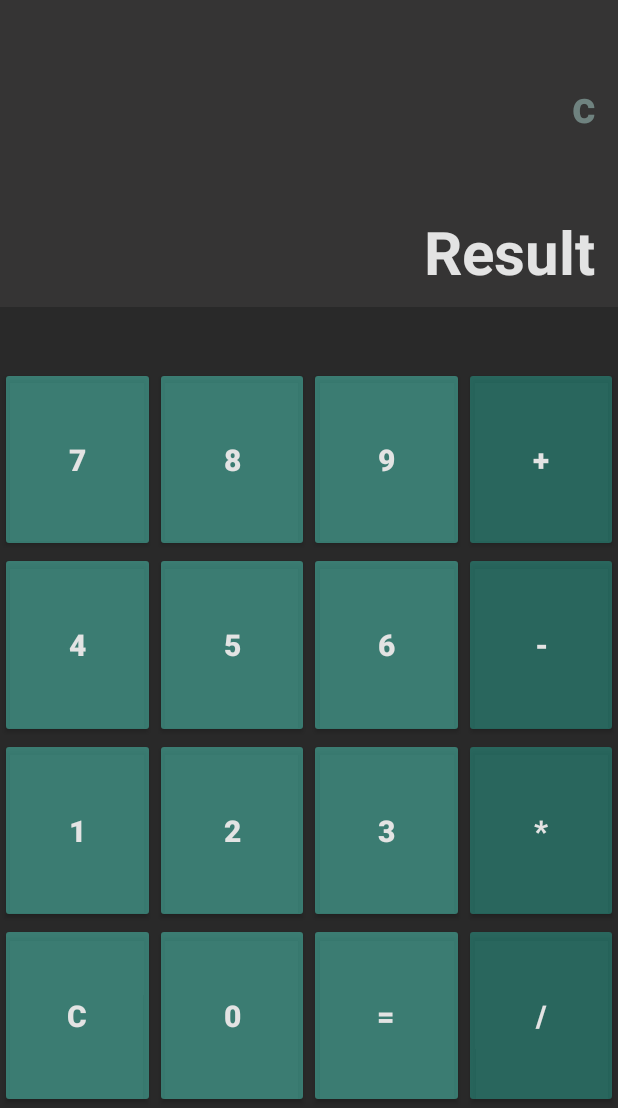
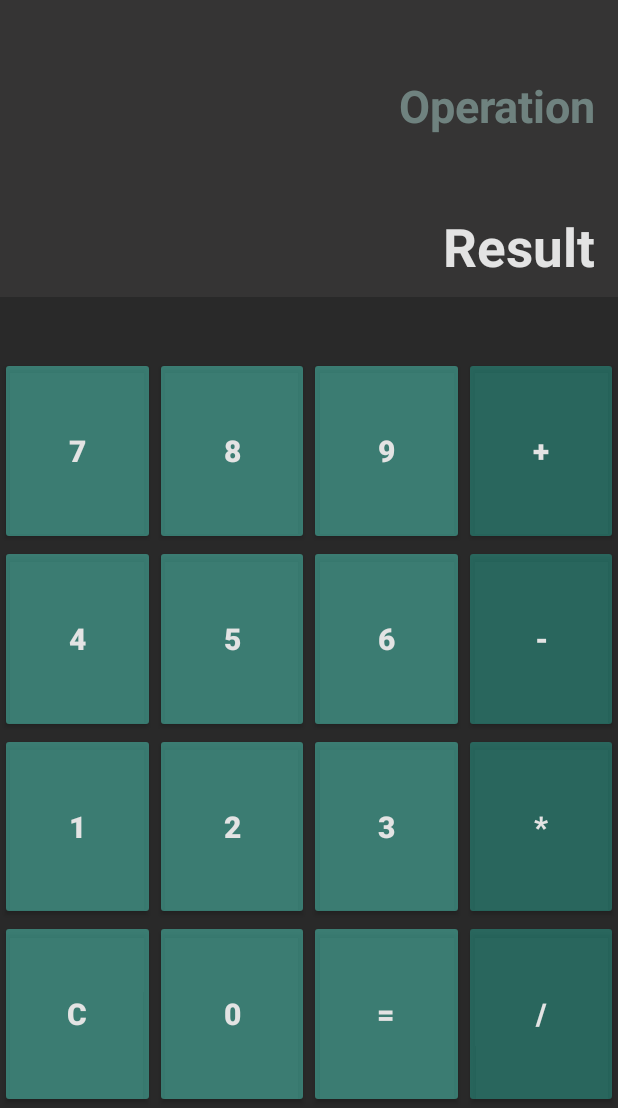
Before and after one commit to DiegoDiazGlobant/Calculator-java, an Android app: the screen it shows after launch (MainActivity), after a tap on an icon or button, on a phone screen of 412 x 824 dp, the part 128-1236 px from its top. Run offline under Robolectric (Android 15) with nearby library versions, the phone set to English and light mode, and no system bars; Roboto replaces fonts that are not available here.

Commit message:
added simple operations and clear button funcionality

```diff
--- a/app/src/main/java/com/example/calculator/MainActivity.java
+++ b/app/src/main/java/com/example/calculator/MainActivity.java
@@ -23,25 +23,42 @@ public class MainActivity extends AppCompatActivity {
     }
 
     private void setListeners() {
-        setUpClickListenerToButton(binding.buttonAdd);
-        setUpClickListenerToButton(binding.buttonSub);
-        setUpClickListenerToButton(binding.buttonProduct);
-        setUpClickListenerToButton(binding.buttonDivision);
-        setUpClickListenerToButton(binding.buttonEquals);
-        setUpClickListenerToButton(binding.buttonClear);
-        setUpClickListenerToButton(binding.buttonZero);
-        setUpClickListenerToButton(binding.buttonOne);
-        setUpClickListenerToButton(binding.buttonTwo);
-        setUpClickListenerToButton(binding.buttonThree);
-        setUpClickListenerToButton(binding.buttonFour);
-        setUpClickListenerToButton(binding.buttonFive);
-        setUpClickListenerToButton(binding.buttonSix);
-        setUpClickListenerToButton(binding.buttonSeven);
-        setUpClickListenerToButton(binding.buttonEight);
-        setUpClickListenerToButton(binding.buttonNine);
+        setUpClickListenerToOperatorButton(binding.buttonAdd);
+        setUpClickListenerToOperatorButton(binding.buttonSub);
+        setUpClickListenerToOperatorButton(binding.buttonProduct);
+        setUpClickListenerToOperatorButton(binding.buttonDivision);
+        setUpClickListenerToEqualsButton(binding.buttonEquals);
+        setUpClickListenerToClearLastButton(binding.buttonClear);
+        setUpClickListenerToClearAllButton(binding.buttonClear);
+        setUpClickListenerToNumberButton(binding.buttonZero);
+        setUpClickListenerToNumberButton(binding.buttonOne);
+        setUpClickListenerToNumberButton(binding.buttonTwo);
+        setUpClickListenerToNumberButton(binding.buttonThree);
+        setUpClickListenerToNumberButton(binding.buttonFour);
+        setUpClickListenerToNumberButton(binding.buttonFive);
+        setUpClickListenerToNumberButton(binding.buttonSix);
+        setUpClickListenerToNumberButton(binding.buttonSeven);
+        setUpClickListenerToNumberButton(binding.buttonEight);
+        setUpClickListenerToNumberButton(binding.buttonNine);
     }
 
-    private void setUpClickListenerToButton(Button buttonPressed) {
-        buttonPressed.setOnClickListener(view -> presenter.onButtonPressed(buttonPressed.getText().toString()));
+    private void setUpClickListenerToNumberButton(Button buttonPressed) {
+        buttonPressed.setOnClickListener(view -> presenter.onNumberButtonPressed(buttonPressed.getText().toString()));
+    }
+
+    private void setUpClickListenerToOperatorButton(Button buttonPressed) {
+        buttonPressed.setOnClickListener(view -> presenter.onOperatorButtonPressed(buttonPressed.getText().toString()));
+    }
+
+    private void setUpClickListenerToEqualsButton(Button buttonPressed) {
+        buttonPressed.setOnClickListener(view -> presenter.onEqualsButtonPressed());
+    }
+
+    private void setUpClickListenerToClearLastButton(Button buttonPressed) {
+        buttonPressed.setOnClickListener(view -> presenter.onClearLastButtonPressed());
+    }
+
+    private void setUpClickListenerToClearAllButton(Button buttonPressed) {
+        buttonPressed.setOnLongClickListener(view -> presenter.onClearAllButtonPressed());
     }
 }
--- a/app/src/main/java/com/example/calculator/mvp/contract/CalculatorContract.java
+++ b/app/src/main/java/com/example/calculator/mvp/contract/CalculatorContract.java
@@ -3,15 +3,42 @@ package com.example.calculator.mvp.contract;
 public interface CalculatorContract {
 
     interface Model {
-        void setOperationValue(String value);
+        void setNewOperand(String value);
+
+        void setNewOperator(String value);
+
+        boolean canPressOperator(String value);
+
         String getOperationValue();
+
+        String getResultValue();
+
+        void deleteLast();
+
+        void resetValues();
     }
 
     interface Presenter {
-        void onButtonPressed(String value);
+        void onNumberButtonPressed(String buttonText);
+
+        void onOperatorButtonPressed(String buttonText);
+
+        void onEqualsButtonPressed();
+
+        boolean onClearAllButtonPressed();
+
+        void onClearLastButtonPressed();
     }
 
     interface View {
         void showOperationValue(String operation);
+
+        void showResultValue(String result);
+
+        void showWrongOperator();
+
+        void clearValues();
+
+        void clearLast(String operation);
     }
 }
--- a/app/src/main/java/com/example/calculator/mvp/presenter/CalculatorPresenter.java
+++ b/app/src/main/java/com/example/calculator/mvp/presenter/CalculatorPresenter.java
@@ -4,8 +4,8 @@ import com.example.calculator.mvp.contract.CalculatorContract;
 
 public class CalculatorPresenter implements CalculatorContract.Presenter {
 
-    private CalculatorContract.Model model;
-    private CalculatorContract.View view;
+    private final CalculatorContract.Model model;
+    private final CalculatorContract.View view;
 
     public CalculatorPresenter(CalculatorContract.Model model, CalculatorContract.View view) {
         this.model = model;
@@ -13,8 +13,37 @@ public class CalculatorPresenter implements CalculatorContract.Presenter {
     }
 
     @Override
-    public void onButtonPressed(String buttonText) {
-        model.setOperationValue(buttonText);
+    public void onNumberButtonPressed(String buttonText) {
+        model.setNewOperand(buttonText);
         view.showOperationValue(model.getOperationValue());
+        view.showResultValue(buttonText);
+    }
+
+    @Override
+    public void onOperatorButtonPressed(String buttonText) {
+        if (model.canPressOperator(buttonText)) {
+            model.setNewOperator(buttonText);
+            view.showOperationValue(model.getOperationValue());
+            view.showResultValue(buttonText);
+        } else
+            view.showWrongOperator();
+    }
+
+    @Override
+    public void onEqualsButtonPressed() {
+        view.showResultValue(model.getResultValue());
+    }
+
+    @Override
+    public void onClearLastButtonPressed() {
+        model.deleteLast();
+        view.clearLast(model.getOperationValue());
+    }
+
+    @Override
+    public boolean onClearAllButtonPressed() {
+        model.resetValues();
+        view.clearValues();
+        return true;
     }
 }
--- a/app/src/main/java/com/example/calculator/mvp/view/CalculatorView.java
+++ b/app/src/main/java/com/example/calculator/mvp/view/CalculatorView.java
@@ -1,8 +1,12 @@
 package com.example.calculator.mvp.view;
 
 import android.app.Activity;
+
 import com.example.calculator.databinding.ActivityMainBinding;
 import com.example.calculator.mvp.contract.CalculatorContract;
+import static com.example.calculator.utils.StringUtils.OPERATION_STRING;
+import static com.example.calculator.utils.StringUtils.RESULT_STRING;
+import static com.example.calculator.utils.StringUtils.WRONG_OPERATOR_ERROR;
 
 public class CalculatorView extends ActivityView implements CalculatorContract.View {
 
@@ -17,4 +21,26 @@ public class CalculatorView extends ActivityView implements CalculatorContract.V
     public void showOperationValue(String operation) {
         binding.textViewOperations.setText(operation);
     }
+
+    @Override
+    public void showResultValue(String result) {
+        binding.textViewResult.setText(result);
+    }
+
+    @Override
+    public void showWrongOperator() {
+        showResultValue(WRONG_OPERATOR_ERROR);
+    }
+
+    @Override
+    public void clearValues() {
+        showOperationValue(OPERATION_STRING);
+        showResultValue(RESULT_STRING);
+    }
+
+    @Override
+    public void clearLast(String operation) {
+        showOperationValue(operation);
+        showResultValue(RESULT_STRING);
+    }
 }
--- a/app/src/main/res/values/dimens.xml
+++ b/app/src/main/res/values/dimens.xml
@@ -7,7 +7,7 @@
     <dimen name="activity_main_padding_top_screen">50dp</dimen>
     <dimen name="activity_main_padding_end_screen">15dp</dimen>
     <dimen name="activity_main_text_size_screen_operation">30sp</dimen>
-    <dimen name="activity_main_text_size_screen_result">40sp</dimen>
+    <dimen name="activity_main_text_size_screen_result">35sp</dimen>
     <dimen name="activity_main_padding_bottom_screen_result">10dp</dimen>
     <dimen name="activity_main_margin_bottom_screen_result">40dp</dimen>
     <dimen name="activity_main_text_size_button">20sp</dimen>
```
Also changed, not shown: app/src/main/java/com/example/calculator/mvp/model/CalculatorModel.java (+80 -3 lines), app/src/main/java/com/example/calculator/utils/StringUtils.java (added, +15 -0 lines).
